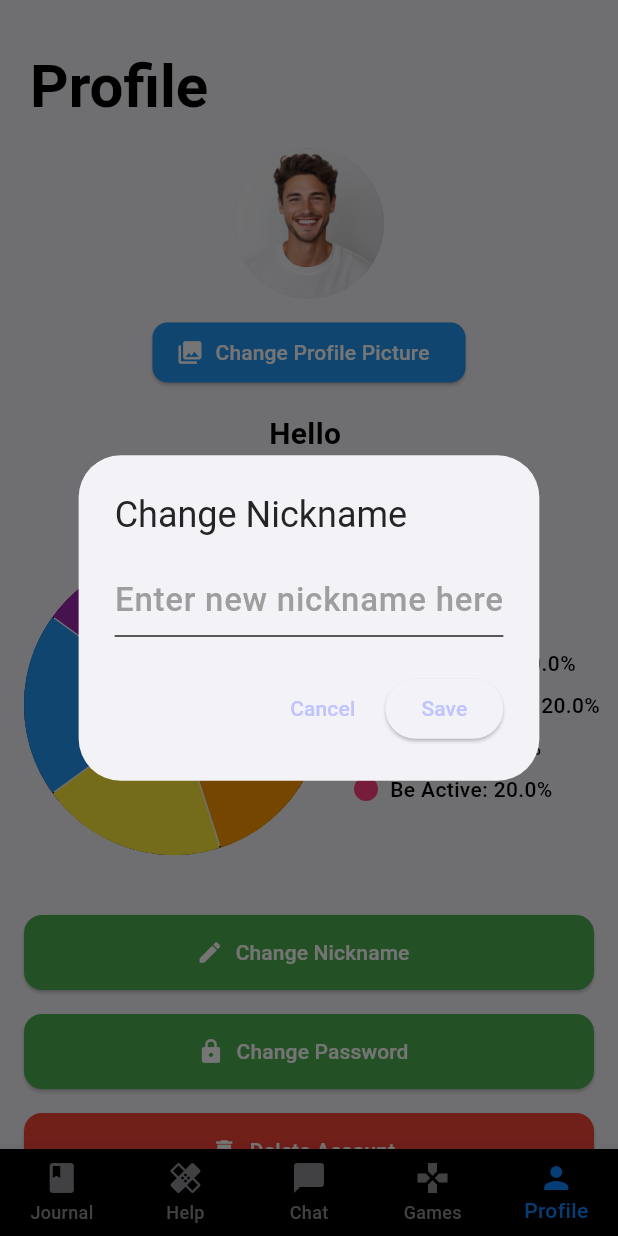
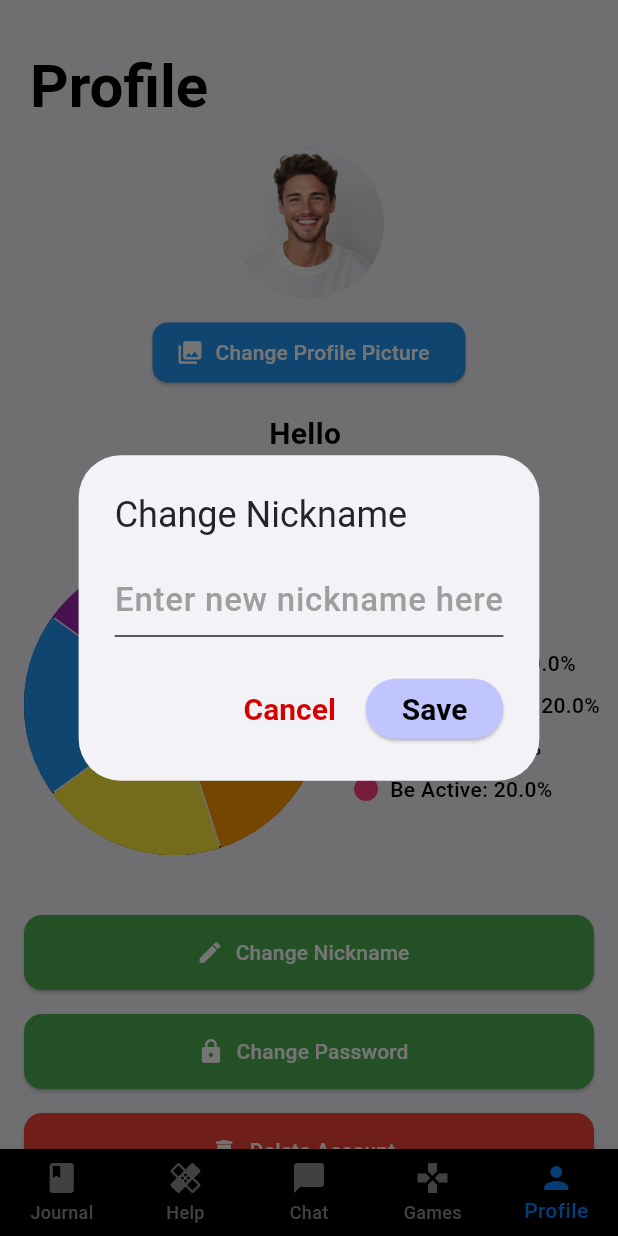
Before and after one commit to jamesdeal89/UniCare, a Flutter app: the screen it shows after launch, after a tap on "Demo Mode", after a tap on "Change Nickname", on a phone screen of 412 x 824 dp. Run offline on Flutter 3.47's test engine with Material 3 defaults, Android fonts, the phone set to English and light mode, and no system bars; our stand-ins replace firebase_auth, firebase_core, image_picker, shared_preferences, sqflite; accounts and stored records are empty; network calls fail.

Commit message:
Changed colours of nickname change dialog to comply with the colour scheme

```diff
--- a/team_31_health_app/lib/views/profile/profileView.dart
+++ b/team_31_health_app/lib/views/profile/profileView.dart
@@ -44,6 +44,7 @@ class _ProfileViewState extends State<ProfileView> {
     });
   }
 
+  // An alert box appears on the screen when the "Change Nickname" button is pressed
   void _changeNickname() async{
     final controller = TextEditingController(text: _nickname);
     final prefs = await SharedPreferences.getInstance();
@@ -59,16 +60,22 @@ class _ProfileViewState extends State<ProfileView> {
         actions: [
           TextButton(
             onPressed: () { Navigator.of(context).pop();},
+            style: TextButton.styleFrom(
+              foregroundColor: Theme.of(context).colorScheme.error,
+              textStyle: const TextStyle(fontWeight: FontWeight.bold,fontSize: 20),
+            ),
             child: const Text("Cancel"),
           ),
           ElevatedButton(
-            onPressed: () {
-              setState(() {
-                _nickname = controller.text;
-              });
+            onPressed: () {setState(() { _nickname = controller.text;});
               prefs.setString('nickname', _nickname);
               Navigator.of(context).pop();
             },
+            style: ElevatedButton.styleFrom(
+              backgroundColor: Theme.of(context).colorScheme.primary,
+              foregroundColor: Theme.of(context).colorScheme.onPrimary,
+              textStyle: const TextStyle(fontWeight: FontWeight.bold, fontSize: 20),
+            ),
             child: const Text("Save"),
           ),
         ],
```
